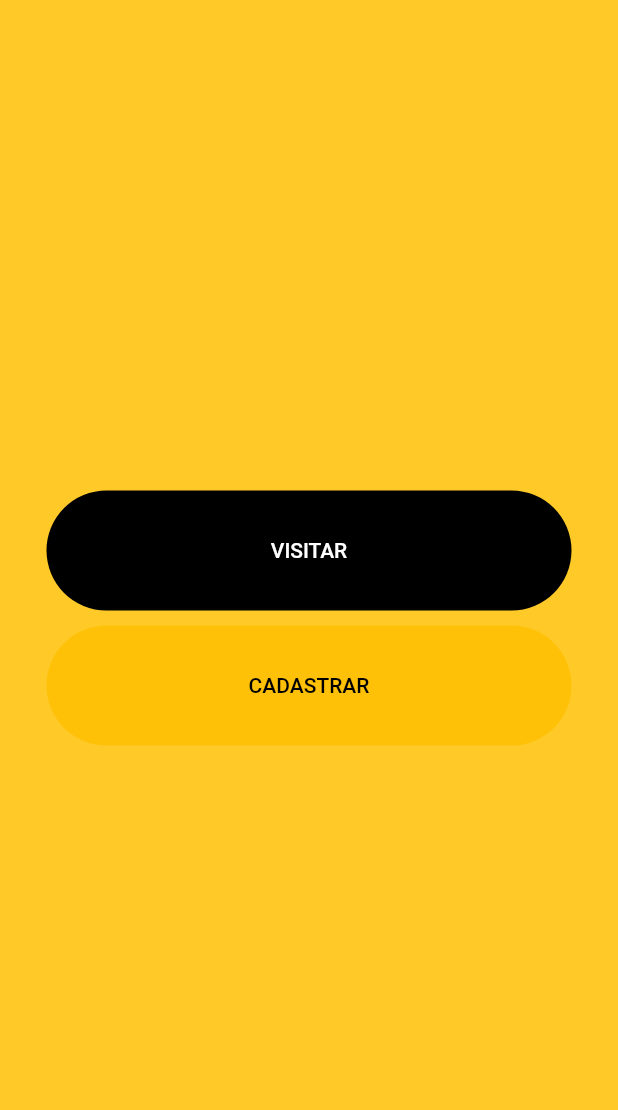
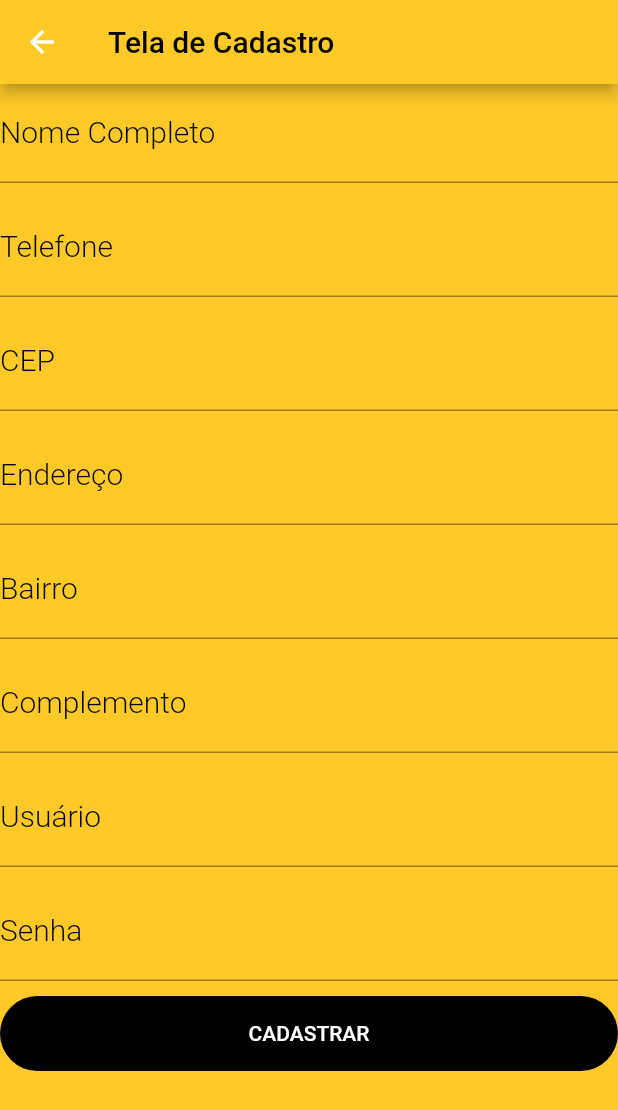
Before and after one commit to joelsantosjunior/T.E.S.I-Mobile-Mobile-MAAC, a Flutter app: the button_cadastro_visita screen opened directly, after a tap on "CADASTRAR", on a phone screen of 412 x 824 dp. Shown: the top 1110 px of the screen. Run offline on Flutter 3.47's test engine with Material 2 defaults, Android fonts, the phone set to English and light mode, and no system bars; our stand-ins replace flare_flutter.

Commit message:
adicionado formulario de cadastro

```diff
--- a/lib/screens/tela_cadastrar_visitar.dart
+++ b/lib/screens/tela_cadastrar_visitar.dart
@@ -1,4 +1,5 @@
 import 'package:flutter/material.dart';
+import 'package:maac_app/screens/tela_cadastro.dart';
 import './tela_buscar_beacon.dart';
 
 class button_cadastro_visita extends StatelessWidget {
@@ -38,7 +39,12 @@ class button_cadastro_visita extends StatelessWidget {
                   color: Colors.amber,
                   borderRadius: BorderRadius.circular(700)),
               child: FlatButton(
-                  onPressed: () {},
+                  onPressed: () {
+                    Navigator.push(
+                        context,
+                        MaterialPageRoute(
+                            builder: (context) => TelaCadastro()));
+                  },
                   child: Text(
                     'CADASTRAR',
                     style: TextStyle(color: Colors.black),
--- /dev/null
+++ b/lib/screens/tela_cadastro.dart
@@ -0,0 +1,139 @@
+import 'package:flutter/material.dart';
+
+class TelaCadastro extends StatelessWidget {
+  @override
+  Widget build(BuildContext context) {
+    return Scaffold(
+      backgroundColor: Colors.amber[400],
+      appBar: AppBar(
+        title: Text(
+          'Tela de Cadastro',
+          style: TextStyle(color: Colors.black),
+        ),
+        backgroundColor: Colors.amber[400],
+      ),
+      body: Container(
+          child: ListView(
+        children: <Widget>[
+          TextFormField(
+            keyboardType: TextInputType.text,
+            decoration: InputDecoration(
+                labelText: 'Nome Completo',
+                labelStyle: TextStyle(
+                    color: Colors.black,
+                    fontSize: 20,
+                    fontWeight: FontWeight.w300)),
+            style: TextStyle(fontSize: 20),
+          ),
+          SizedBox(
+            height: 10,
+          ),
+          TextFormField(
+            keyboardType: TextInputType.phone,
+            decoration: InputDecoration(
+                labelText: 'Telefone',
+                labelStyle: TextStyle(
+                    color: Colors.black,
+                    fontSize: 20,
+                    fontWeight: FontWeight.w300)),
+            style: TextStyle(fontSize: 20),
+          ),
+          SizedBox(
+            height: 10,
+          ),
+          TextFormField(
+            keyboardType: TextInputType.number,
+            decoration: InputDecoration(
+                labelText: 'CEP',
+                labelStyle: TextStyle(
+                    color: Colors.black,
+                    fontSize: 20,
+                    fontWeight: FontWeight.w300)),
+            style: TextStyle(fontSize: 20),
+          ),
+          SizedBox(
+            height: 10,
+          ),
+          TextFormField(
+            keyboardType: TextInputType.text,
+            decoration: InputDecoration(
+                labelText: 'Endereço',
+                labelStyle: TextStyle(
+                    color: Colors.black,
+                    fontSize: 20,
+                    fontWeight: FontWeight.w300)),
+            style: TextStyle(fontSize: 20),
+          ),
+          SizedBox(
+            height: 10,
+          ),
+          TextFormField(
+            keyboardType: TextInputType.text,
+            decoration: InputDecoration(
+                labelText: 'Bairro',
+                labelStyle: TextStyle(
+                    color: Colors.black,
+                    fontSize: 20,
+                    fontWeight: FontWeight.w300)),
+            style: TextStyle(fontSize: 20),
+          ),
+          SizedBox(
+            height: 10,
+          ),
+          TextFormField(
+            keyboardType: TextInputType.text,
+            decoration: InputDecoration(
+                labelText: 'Complemento',
+                labelStyle: TextStyle(
+                    color: Colors.black,
+                    fontSize: 20,
+                    fontWeight: FontWeight.w300)),
+            style: TextStyle(fontSize: 20),
+          ),
+          SizedBox(
+            height: 10,
+          ),
+          TextFormField(
+            keyboardType: TextInputType.text,
+            decoration: InputDecoration(
+                labelText: 'Usuário',
+                labelStyle: TextStyle(
+                    color: Colors.black,
+                    fontSize: 20,
+                    fontWeight: FontWeight.w300)),
+            style: TextStyle(fontSize: 20),
+          ),
+          SizedBox(
+            height: 10,
+          ),
+          TextFormField(
+            keyboardType: TextInputType.text,
+            obscureText: true,
+            decoration: InputDecoration(
+                labelText: 'Senha',
+                labelStyle: TextStyle(
+                    color: Colors.black,
+                    fontSize: 20,
+                    fontWeight: FontWeight.w300)),
+            style: TextStyle(fontSize: 20),
+          ),
+          SizedBox(
+            height: 10,
+          ),
+          Container(
+            height: 50,
+            //width: 10,
+            decoration: BoxDecoration(
+                color: Colors.black, borderRadius: BorderRadius.circular(100)),
+            child: FlatButton(
+                onPressed: () {},
+                child: Text(
+                  'CADASTRAR',
+                  style: TextStyle(color: Colors.white),
+                )),
+          ),
+        ],
+      )),
+    );
+  }
+}
```
